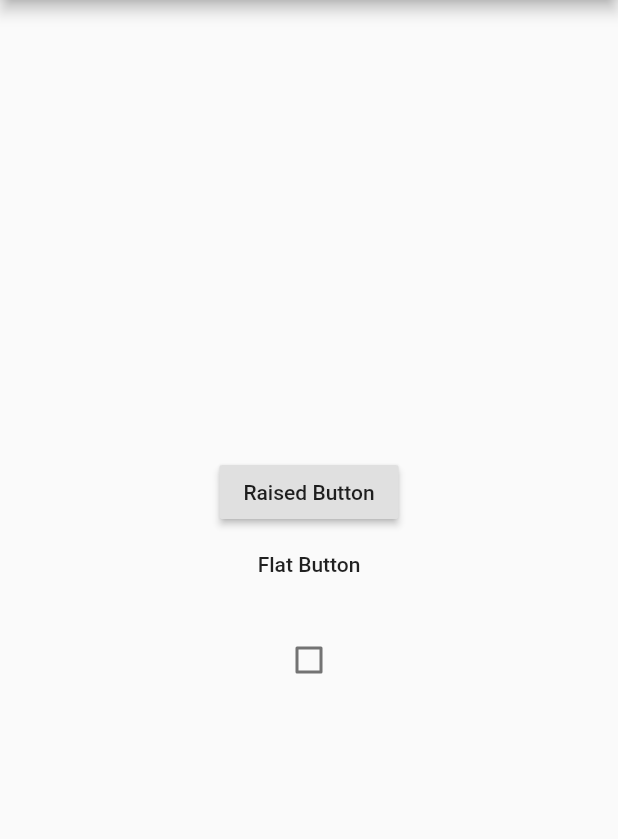
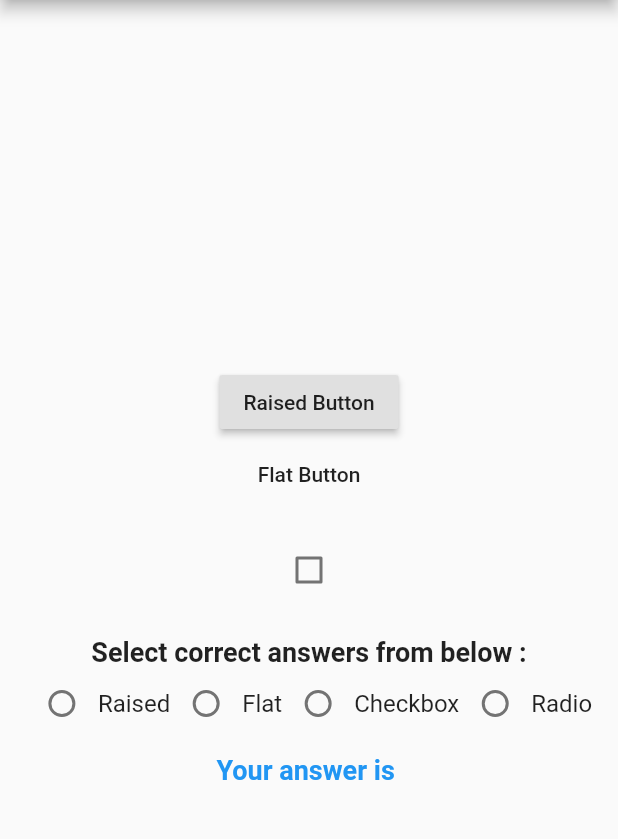
Before and after one commit to medsedki/First-Flutter-App, a Flutter app: the screen it shows after launch, on a phone screen of 412 x 824 dp, the part 84-923 px from its top. Run offline on Flutter 3.47's test engine with Material 2 defaults, Android fonts, the phone set to English and light mode, and no system bars.

Commit message:
Test the RadioButton

```diff
--- a/lib/main.dart
+++ b/lib/main.dart
@@ -54,10 +54,7 @@ void main() {
   //Test the Text Field Widget
   //runApp(new MaterialApp(home: new ApplicationTextField()));
 
-  //Test the Buttons Widget
-  /*runApp(new Center(
-    child: new MaterialApp(home: new ApplicationButtons()),
-  ));*/
+  //Test the Buttons Widget and the Checkbox and the RadioButton
   runApp(new MaterialApp(home: new ApplicationButtons()));
 }
 
@@ -669,6 +666,7 @@ class _ApplicationStateTextField extends State<ApplicationTextField> {
 
 //Test the Buttons Widget
 //Test the Checkbox
+//Test the RadioButton
 class ApplicationButtons extends StatefulWidget {
   @override
   _ApplicationStateButtons createState() => new _ApplicationStateButtons();
@@ -677,6 +675,9 @@ class ApplicationButtons extends StatefulWidget {
 class _ApplicationStateButtons extends State<ApplicationButtons> {
   String ptext = '';
   bool checkvalue = false;
+
+  //int radioValue = 0;
+  String radioValue = '';
 
   void method(value) {
     setState(() {
@@ -688,6 +689,13 @@ class _ApplicationStateButtons extends State<ApplicationButtons> {
     setState(() {
       checkvalue = val;
       print('$checkvalue');
+    });
+  }
+
+  void changeRadio(val) {
+    setState(() {
+      radioValue = val;
+      print('$radioValue');
     });
   }
 
@@ -717,6 +725,74 @@ class _ApplicationStateButtons extends State<ApplicationButtons> {
                     method2(checkbool);
                   },
                 ),
+                new Padding(
+                  padding: new EdgeInsets.all(10.0),
+                ),
+                new Text(
+                  'Select correct answers from below :',
+                  style: new TextStyle(
+                    fontWeight: FontWeight.bold,
+                    fontSize: 18.0,
+                  ),
+                ),
+                new Row(
+                  mainAxisAlignment: MainAxisAlignment.center,
+                  children: <Widget>[
+                    new Radio(
+                        value: 'Raised',
+                        groupValue: radioValue,
+                        onChanged: (String val) {
+                          changeRadio(val);
+                        }),
+                    new Text(
+                      'Raised',
+                      style: new TextStyle(fontSize: 16.0),
+                    ),
+                    new Radio(
+                        value: 'Flat',
+                        groupValue: radioValue,
+                        onChanged: (String val) {
+                          changeRadio(val);
+                        }),
+                    new Text(
+                      'Flat',
+                      style: new TextStyle(
+                        fontSize: 16.0,
+                      ),
+                    ),
+                    new Radio(
+                        value: 'Checkbox',
+                        groupValue: radioValue,
+                        onChanged: (String val) {
+                          changeRadio(val);
+                        }),
+                    new Text(
+                      'Checkbox',
+                      style: new TextStyle(fontSize: 16.0),
+                    ),
+                    new Radio(
+                        value: 'Radio',
+                        groupValue: radioValue,
+                        onChanged: (String val) {
+                          changeRadio(val);
+                        }),
+                    new Text(
+                      'Radio',
+                      style: new TextStyle(fontSize: 16.0),
+                    ),
+                  ],
+                ),
+                new Padding(
+                  padding: new EdgeInsets.all(5.0),
+                ),
+                new Text(
+                  'Your answer is $radioValue',
+                  style: new TextStyle(
+                    fontWeight: FontWeight.bold,
+                    color: Colors.blue,
+                    fontSize: 18.0,
+                  ),
+                ),
               ],
             ),
           ),
```
Also changed, not shown: images/radiobutton.png (added), 1 other file.
